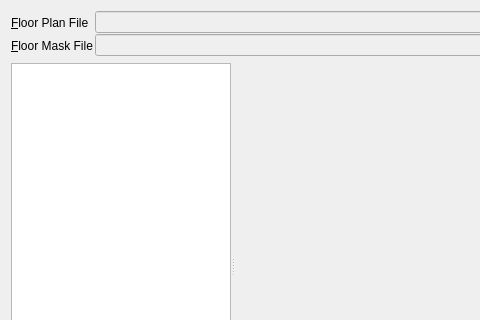
Old version of the form app/src/tools/core/tabs/CollateResultsWidget.ui in the repository dysonltd-zz/gts; both pictures show x 0 to 480 and y 0 to 320 of the 640 by 480 pixel window.
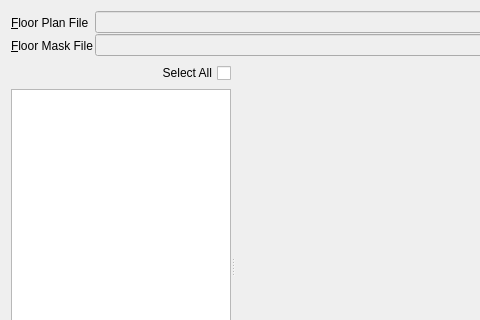
New version of the form. Icons and pictures are not drawn. Custom widgets are drawn as their Qt base class.

Commit message: Added Select All button

Patch:
```diff
--- a/app/src/tools/core/tabs/CollateResultsWidget.ui
+++ b/app/src/tools/core/tabs/CollateResultsWidget.ui
@@ -161,6 +161,16 @@
          <property name="margin">
           <number>0</number>
          </property>
+         <item>
+          <widget class="QCheckBox" name="m_selectAllCheckBox">
+           <property name="layoutDirection">
+            <enum>Qt::RightToLeft</enum>
+           </property>
+           <property name="text">
+            <string>Select All</string>
+           </property>
+          </widget>
+         </item>
          <item>
           <widget class="QTableView" name="m_runsTable">
            <property name="sizePolicy">
```
Left out of the diff: 24 changed lines with no effect on the pictures. The commit also changes 2 other files.
